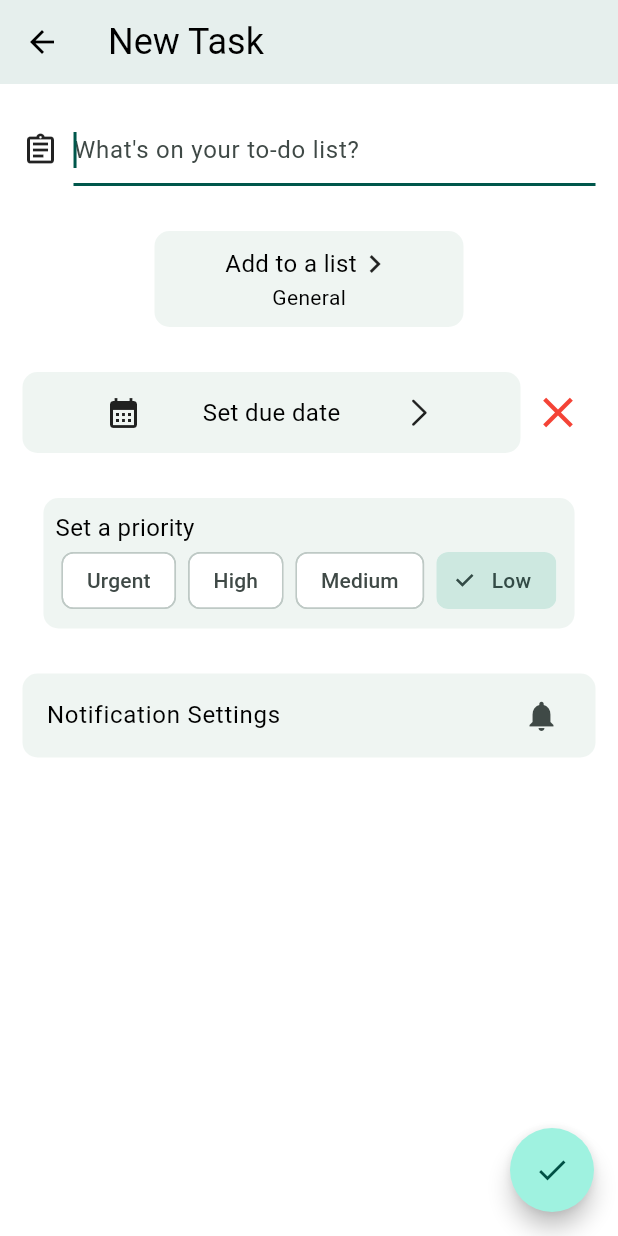
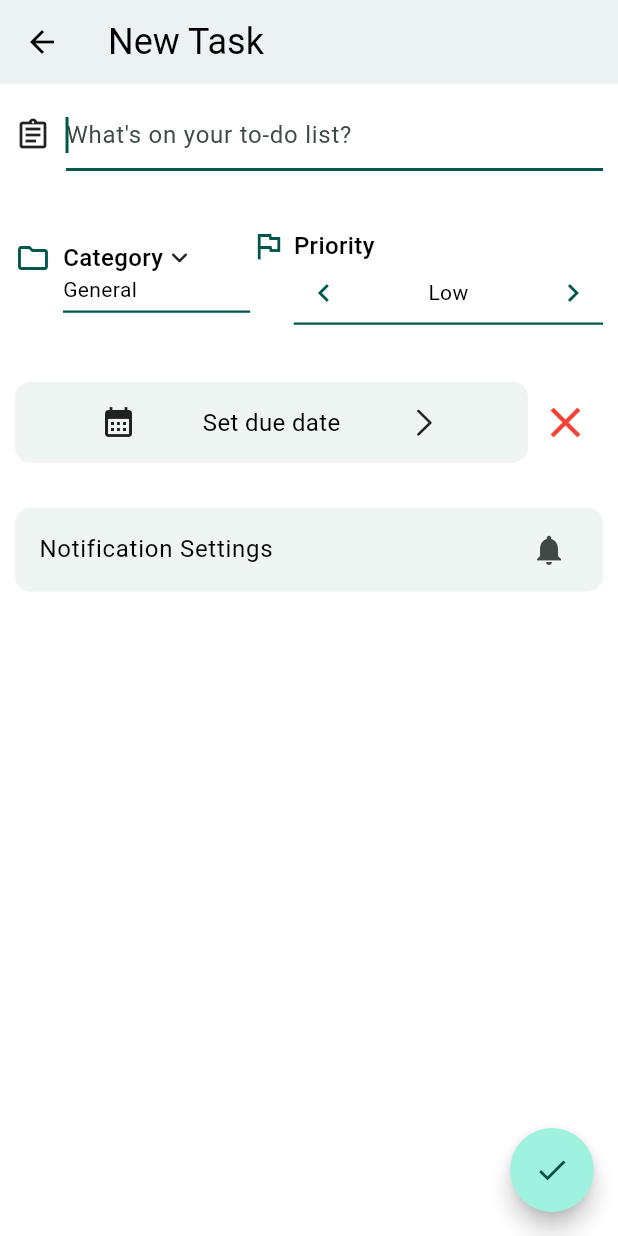
Before and after one commit to HP1324/darrt, a Flutter app: the TaskEditorPage screen opened directly, on a phone screen of 412 x 824 dp. Run offline on Flutter 3.47's test engine with Material 3 defaults, Android fonts, the phone set to English and light mode, and no system bars; drawn by our look-alikes of toastification; our stand-ins replace awesome_notifications, fl_chart, flex_color_scheme, font_awesome_flutter, get_storage, iconsax and 4 more; missing offline and left inert: dart:ffi; accounts and stored records are empty.

Commit message:
significant improvements in task editor page layout and ui

```diff
--- a/lib/view_models/priority_view_model.dart
+++ b/lib/view_models/priority_view_model.dart
@@ -2,24 +2,38 @@ import 'package:flutter/material.dart';
 import 'package:minimaltodo/theme/app_theme.dart';
 
 class PriorityViewModel extends ChangeNotifier{
+  // List<String> priorities = ["Urgent", "High", "Medium", "Low"];
+  // int? currentValue = 3;
+  // String? currentPriority;
+  // Color labelColor = Colors.black;
+  // Color? chipColor;
+  // void updatePriority(bool selected, int index){
+  //   currentValue = selected ? index : null;
+  //   currentValue ??= 3;
+  //   currentPriority = priorities[currentValue!];
+  //   notifyListeners();
+  // }
   List<String> priorities = ["Urgent", "High", "Medium", "Low"];
-  int? currentValue = 3;
-  String? currentPriority;
-  Color labelColor = Colors.black;
-  Color? chipColor;
-  void updatePriority(bool selected, int index){
-    currentValue = selected ? index : null;
-    currentValue ??= 3;
-    currentPriority = priorities[currentValue!];
+  int currentValue = 3;  // Default to Low
+  String get currentPriority => priorities[currentValue];
+
+  void navigatePriority(bool isNext) {
+    if (isNext) {
+      // Go to next priority (right)
+      currentValue = (currentValue + 1) % priorities.length;
+    } else {
+      // Go to previous priority (left)
+      currentValue = (currentValue - 1 + priorities.length) % priorities.length;
+    }
     notifyListeners();
   }
-  void resetPriority(){
-    currentValue = 3;
-    notifyListeners();
-  }
-  WidgetStateProperty<Color?> setChipColor(int index){
-    return WidgetStatePropertyAll(chipColor = currentValue == index ? AppTheme.light.primaryColor : AppTheme.light.primaryColor);
-  }
+  // void resetPriority(){
+  //   currentValue = 3;
+  //   notifyListeners();
+  // }
+  // WidgetStateProperty<Color?> setChipColor(int index){
+  //   return WidgetStatePropertyAll(chipColor = currentValue == index ? AppTheme.light.primaryColor : AppTheme.light.primaryColor);
+  // }
   Color setLabelColor(int index){
     return currentValue == index ? Colors.white : Colors.black;
   }
--- a/lib/views/pages/task_editor_page.dart
+++ b/lib/views/pages/task_editor_page.dart
@@ -1,20 +1,17 @@
 import 'package:awesome_notifications/awesome_notifications.dart';
 import 'package:flutter/cupertino.dart';
 import 'package:flutter/material.dart';
-import 'package:iconsax/iconsax.dart';
 import 'package:minimaltodo/services/list_service.dart';
 import 'package:minimaltodo/view_models/general_view_model.dart';
 import 'package:page_transition/page_transition.dart';
 import 'package:minimaltodo/data_models/list_model.dart';
 import 'package:minimaltodo/services/notification_service.dart';
-import 'package:minimaltodo/theme/app_theme.dart';
 import 'package:minimaltodo/global_utils.dart';
 import 'package:minimaltodo/data_models/task.dart';
 import 'package:minimaltodo/view_models/list_view_model.dart';
 import 'package:minimaltodo/view_models/priority_view_model.dart';
 import 'package:minimaltodo/view_models/task_view_model.dart';
 import 'package:minimaltodo/views/pages/new_list_page.dart';
-import 'package:minimaltodo/views/widgets/custom_text_field.dart';
 import 'package:minimaltodo/views/pages/notification_settings_page.dart';
 import 'package:provider/provider.dart';
 
@@ -48,14 +45,14 @@ class _TaskEditorPageState extends State<TaskEditorPage> {
         if (widget.editMode) {
           final changes = await tvm.editTask();
           if (changes > 0) {
-            showToast(title: 'Task Edited');
+            // showToast(title: 'Task Edited');
           }
         }
       },
       child: Scaffold(
         appBar: AppBar(
           leading: BackButton(),
-          backgroundColor: Theme.of(context).colorScheme.primary.withAlpha(25),
+          backgroundColor: Theme.of(context).colorScheme.primary.withAlpha(20),
           title: widget.editMode
               ? Text(
                   widget.taskToEdit!.title!,
@@ -67,15 +64,20 @@ class _TaskEditorPageState extends State<TaskEditorPage> {
                 ),
         ),
         body: Padding(
-          padding: const EdgeInsets.symmetric(horizontal: 15.0, vertical: 20),
+          padding: const EdgeInsets.symmetric(horizontal: 10.0, vertical: 10),
           child: SingleChildScrollView(
             child: Column(
               spacing: 30,
               children: [
                 TaskTextField(titleController: titleController, widget: widget),
-                const AddToListButton(),
+                Row(
+
+                  children: [
+                    Flexible(flex: 2,child: const AddToListButton()),
+                    Flexible(flex: 3,child: const SetPriorityWidget()),
+                  ],
+                ),
                 DateTimePickerButton(mounted: mounted),
-                const SetPriorityWidget(),
                 GotoNotificationSettings(widget: widget),
               ],
             ),
@@ -133,7 +135,9 @@ class TaskTextField extends StatelessWidget {
       children: [
         Icon(Icons.assignment_outlined),
         Expanded(
-          child: TextField(
+          child: Consumer<GeneralViewModel>(builder: (context, gvm, _) {
+            return TextField(
+              focusNode: gvm.textFieldNode,
               controller: titleController,
               maxLines: null,
               autofocus: true,
@@ -145,7 +149,8 @@ class TaskTextField extends StatelessWidget {
                 final tvm = Provider.of<TaskViewModel>(context, listen: false);
                 tvm.title = titleController.text;
               },
-          ),
+            );
+          }),
         ),
       ],
     );
@@ -153,58 +158,96 @@ class TaskTextField extends StatelessWidget {
 }
 
 class SetPriorityWidget extends StatelessWidget {
-  const SetPriorityWidget({
-    super.key,
-  });
+  const SetPriorityWidget({super.key});
 
   @override
   Widget build(BuildContext context) {
-    return Consumer2<PriorityViewModel, TaskViewModel>(
-      builder: (_, pvm, tvm, __) {
-        return Container(
-          padding: EdgeInsets.all(8),
+    return Padding(
+      padding: const EdgeInsets.symmetric(vertical: 8),
+      child: Row(
+        crossAxisAlignment: CrossAxisAlignment.start,
+        children: [
+          Padding(
+            padding: const EdgeInsets.only(right: 5),
+            child: Icon(
+              Icons.flag_outlined,
+              color: Theme.of(context).colorScheme.primary,
+            ),
+          ),
+          Expanded(
+            child: Container(
               decoration: BoxDecoration(
-            color: Theme.of(context).colorScheme.surfaceContainerLow,
-            borderRadius: BorderRadius.circular(10),
+                border: Border(
+                  bottom: BorderSide(
+                    color: Theme.of(context).colorScheme.primary,
+                    width: 1.5,
+                  ),
+                ),
               ),
               child: Column(
                 crossAxisAlignment: CrossAxisAlignment.start,
                 children: [
+                  Row(
+                    children: [
                       Text(
-                'Set a priority',
+                        'Priority',
                         style: TextStyle(
                           fontSize: Theme.of(context).textTheme.titleMedium!.fontSize,
-                ),
-              ),
-              SingleChildScrollView(
-                scrollDirection: Axis.horizontal,
-                child: Row(
-                  mainAxisAlignment: MainAxisAlignment.spaceBetween,
-                  children: List.generate(
-                    pvm.priorities.length,
-                    (index) {
-                      return Padding(
-                        padding: const EdgeInsets.symmetric(horizontal: 4.0),
-                        child: ChoiceChip(
-                          label: Text(pvm.priorities[index]),
-                          selected: pvm.currentValue == index,
-                          // color: pvm.setChipColor(index),
-                          // labelStyle: TextStyle(color: pvm.setLabelColor(index)),
-                          // checkmarkColor: Colors.white,
-                          onSelected: (selected) {
-                            pvm.updatePriority(selected, index);
-                            tvm.priority = pvm.currentPriority!;
-                          },
-                        ),
-                      );
-                    },
-                  ).toList(),
+                          fontWeight: FontWeight.w500,
                         ),
                       ),
                     ],
                   ),
+                  Consumer2<PriorityViewModel, TaskViewModel>(
+                    builder: (_, pvm, tvm, __) {
+                      return Row(
+                        mainAxisAlignment: MainAxisAlignment.spaceBetween,
+                        children: [
+                          // Left Arrow
+                          IconButton(
+                            onPressed: () {
+                              pvm.navigatePriority(false);
+                              tvm.priority = pvm.currentPriority;
+                            },
+                            icon: Icon(
+                              Icons.chevron_left,
+                              color: Theme.of(context).colorScheme.primary,
+                            ),
+                            padding: EdgeInsets.zero,
+                            visualDensity: VisualDensity.compact,
+                          ),
+                          // Priority Text
+                          Text(
+                            pvm.currentPriority,
+                            style: TextStyle(
+                              fontSize: Theme.of(context).textTheme.labelLarge!.fontSize,
+                              fontWeight: FontWeight.w400,
+                            ),
+                          ),
+                          // Right Arrow
+                          IconButton(
+                            onPressed: () {
+                              pvm.navigatePriority(true);
+                              tvm.priority = pvm.currentPriority;
+                            },
+                            icon: Icon(
+                              Icons.chevron_right,
+                              color: Theme.of(context).colorScheme.primary,
+                            ),
+                            padding: EdgeInsets.zero,
+                            constraints: const BoxConstraints(),
+                            visualDensity: VisualDensity.compact,
+                          ),
+                        ],
                       );
                     },
+                  ),
+                ],
+              ),
+            ),
+          ),
+        ],
+      ),
     );
   }
 }
@@ -214,7 +257,8 @@ class AddToListButton extends StatelessWidget {
 
   @override
   Widget build(BuildContext context) {
-    return InkWell(
+    return Container(
+      child: InkWell(
         onTap: () {
           final gvm = Provider.of<GeneralViewModel>(context, listen: false);
           gvm.textFieldNode.unfocus();
@@ -232,9 +276,7 @@ class AddToListButton extends StatelessWidget {
                     ListTile(
                       onTap: () {
                         Navigator.of(context).push(PageTransition(
-                          child: NewListPage(
-                            editMode: false,
-                          ),
+                            child: NewListPage(editMode: false),
                             type: PageTransitionType.leftToRightWithFade));
                       },
                       title: Text(
@@ -294,7 +336,8 @@ class AddToListButton extends StatelessWidget {
                                           items[index].name!,
                                           style: TextStyle(
                                             fontWeight:
-                                              (tvm.currentTask.list ?? items[0]) == items[index]
+                                            (tvm.currentTask.list ?? items[0]) ==
+                                                items[index]
                                                 ? FontWeight.bold
                                                 : FontWeight.normal,
                                           ),
@@ -319,8 +362,7 @@ class AddToListButton extends StatelessWidget {
                       padding: const EdgeInsets.all(16.0),
                       child: SizedBox(
                         width: double.infinity,
-                      child: CupertinoButton(
-                        borderRadius: BorderRadius.circular(12),
+                        child: FilledButton(
                           onPressed: () {
                             Navigator.of(context).pop();
                             showToast(title: 'Added to the list');
@@ -341,36 +383,58 @@ class AddToListButton extends StatelessWidget {
             },
           );
         },
+        child: Row(
+          mainAxisSize: MainAxisSize.min,
+          crossAxisAlignment: CrossAxisAlignment.start,
+          children: [
+            Icon(Icons.folder_outlined,color:Theme.of(context).colorScheme.primary),
+            const SizedBox(width: 8),
+            Expanded(
               child: Container(
-        width: MediaQuery.sizeOf(context).width * 0.5,
-        padding: EdgeInsets.all(10),
+                padding: const EdgeInsets.only(bottom: 4),
                 decoration: BoxDecoration(
-          color: Theme.of(context).colorScheme.surfaceContainerLow,
-          borderRadius: BorderRadius.circular(10),
+                  border: Border(
+                    bottom: BorderSide(
+                      color: Theme.of(context).colorScheme.primary,
+                      width: 1.5,
+                    ),
+                  ),
                 ),
                 child: Column(
+                  crossAxisAlignment: CrossAxisAlignment.start,
                   children: [
                     Row(
-              mainAxisAlignment: MainAxisAlignment.center,
                       children: [
                         Text(
-                  'Add to a list',
+                          'Category',
                           style: TextStyle(
                             fontSize: Theme.of(context).textTheme.titleMedium!.fontSize,
+                            fontWeight: FontWeight.w500,
+                            color: Theme.of(context).colorScheme.onSurface,
                           ),
                         ),
                         Icon(
-                  Icons.chevron_right,
+                          Icons.keyboard_arrow_down_rounded,
+                          size: 22,
                         ),
                       ],
                     ),
-            Consumer<TaskViewModel>(builder: (_, tvm, __) {
-              debugPrint('Chosen list in consumer ${tvm.currentTask.list?.name ?? 'General'}');
+                    Consumer<TaskViewModel>(
+                      builder: (_, tvm, __) {
+                        logger.d('Chosen list in consumer ${tvm.currentTask.list?.name ?? 'General'}');
                         return Text(
                           tvm.currentTask.list?.name ?? 'General',
-                style: TextStyle(fontSize: Theme.of(context).textTheme.labelLarge!.fontSize),
+                          style: TextStyle(
+                            fontSize: Theme.of(context).textTheme.labelLarge!.fontSize,
+                            fontWeight: FontWeight.w400,
+                          ),
                         );
-            }),
+                      },
+                    ),
+                  ],
+                ),
+              ),
+            ),
           ],
         ),
       ),
@@ -431,9 +495,7 @@ class DateTimePickerButton extends StatelessWidget {
                       Row(
                         mainAxisAlignment: MainAxisAlignment.spaceAround,
                         children: [
-                          Icon(
-                            Icons.calendar_month
-                          ),
+                          Icon(Icons.calendar_month),
                           Text(
                             'Set due date',
                             style: TextStyle(
--- a/lib/views/widgets/list_item.dart
+++ b/lib/views/widgets/list_item.dart
@@ -35,11 +35,11 @@ class _ListItemState extends State<ListItem> {
           : Theme.of(context).colorScheme.primary;
 
       return Card(
-        color: Theme.of(context).colorScheme.surfaceContainerHigh,
+        color: Theme.of(context).colorScheme.surfaceContainerLowest,
         elevation: 0,
         margin: const EdgeInsets.symmetric(vertical: 5, horizontal: 10),
         shape: RoundedRectangleBorder(
-            side: BorderSide(width: 0.2), borderRadius: BorderRadius.circular(10)),
+            side: BorderSide(width: 0.1), borderRadius: BorderRadius.circular(10)),
         child: InkWell(
           onTap: () {
             Navigator.push(
```
Also changed, not shown: lib/views/pages/tasks_for_list_page.dart (+14 -38 lines), flutter_01.png (added), flutter_02.png (added), flutter_03.png (added), flutter_04.png (added). Lines whose indentation alone changed are shown as unchanged.
